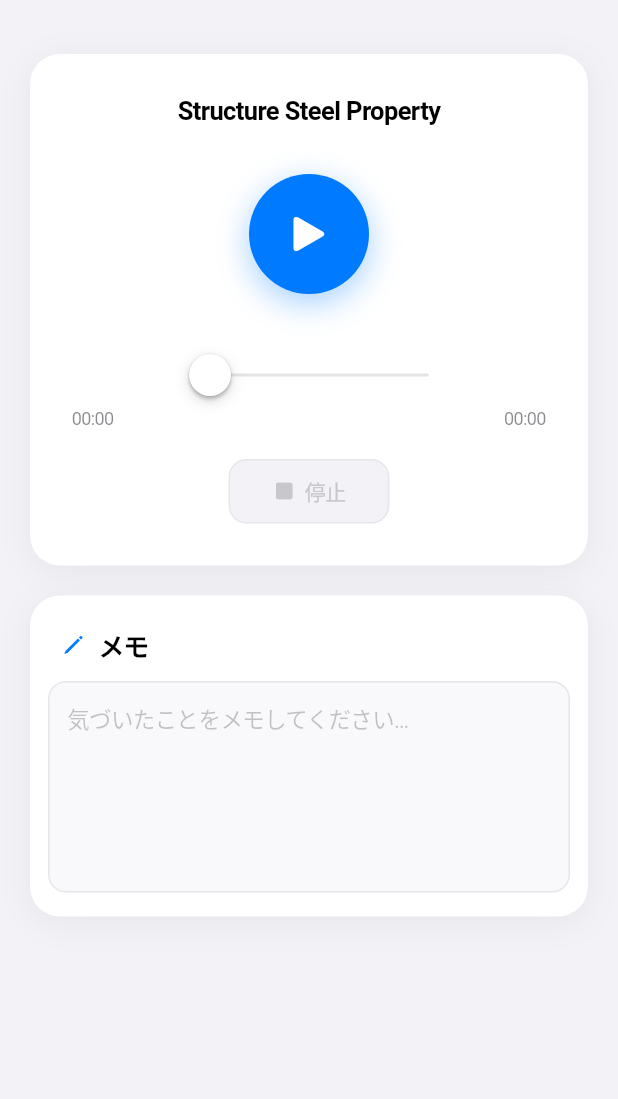
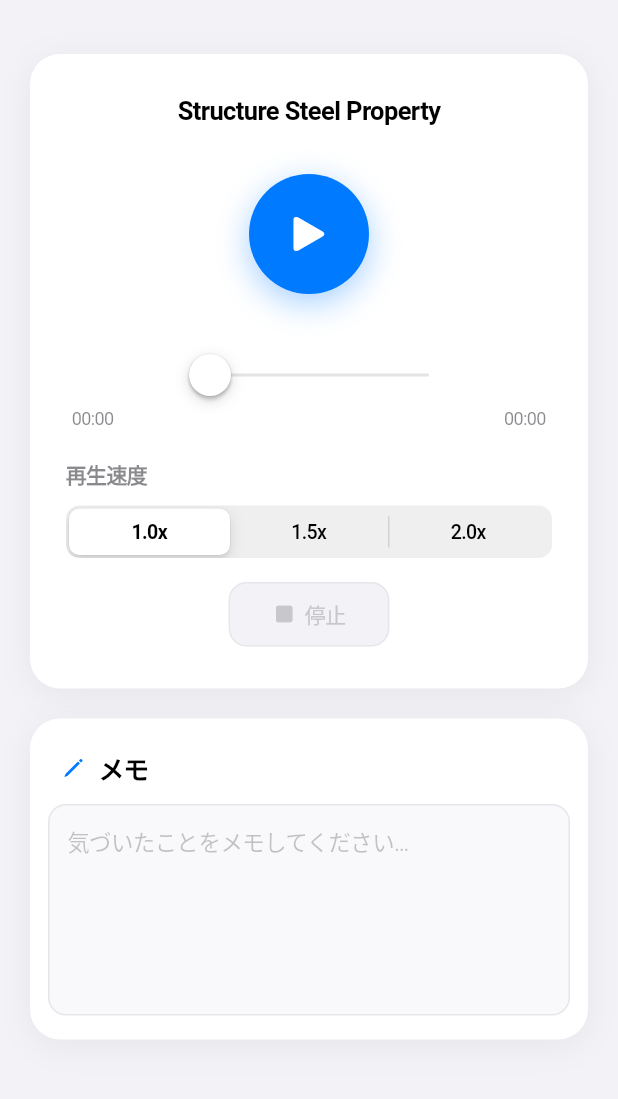
Before and after one commit to snkk0417-cmyk/StudyAudioApp, a Flutter app: the screen it shows after launch, on a phone screen of 412 x 824 dp, the part 48-1147 px from its top. Run offline on Flutter 3.47's test engine with Material 3 defaults, Android fonts, the phone set to English and light mode, and no system bars; our stand-ins replace audioplayers.

```diff
--- a/lib/main.dart
+++ b/lib/main.dart
@@ -48,6 +48,7 @@ class _HomeScreenState extends State<HomeScreen>
   PlayerState _playerState = PlayerState.stopped;
   Duration _duration = Duration.zero;
   Duration _position = Duration.zero;
+  double _playbackRate = 1.0;
 
   // シーク中はスライダーの値を独立して保持する
   bool _isSeeking = false;
@@ -90,11 +91,17 @@ class _HomeScreenState extends State<HomeScreen>
     _player.onPlayerComplete.listen((_) {
       if (!mounted) return;
       setState(() {
-        _playerState = PlayerState.stopped;
         _position = Duration.zero;
         _seekValue = 0.0;
       });
     });
+
+    _initPlayer();
+  }
+
+  Future<void> _initPlayer() async {
+    await _player.setReleaseMode(ReleaseMode.stop);
+    await _player.setSource(AssetSource(_currentAsset));
   }
 
   @override
@@ -111,8 +118,17 @@ class _HomeScreenState extends State<HomeScreen>
     if (_playerState == PlayerState.paused) {
       await _player.resume();
     } else {
+      if (_playerState == PlayerState.completed) {
+        await _player.seek(Duration.zero);
+      }
       await _player.play(AssetSource(_currentAsset));
     }
+    await _player.setPlaybackRate(_playbackRate);
+  }
+
+  Future<void> _changePlaybackRate(double rate) async {
+    setState(() => _playbackRate = rate);
+    await _player.setPlaybackRate(rate);
   }
 
   Future<void> _pause() async {
@@ -224,10 +240,53 @@ class _HomeScreenState extends State<HomeScreen>
           _buildSeekBar(context),
           const SizedBox(height: 20),
 
+          // 倍速
+          _buildSpeedControl(),
+          const SizedBox(height: 16),
+
           // 停止ボタン
           _buildStopButton(context),
         ],
       ),
+    );
+  }
+
+  Widget _buildSpeedControl() {
+    return Column(
+      crossAxisAlignment: CrossAxisAlignment.stretch,
+      children: [
+        const Text(
+          '再生速度',
+          style: TextStyle(
+            fontSize: 14,
+            fontWeight: FontWeight.w600,
+            color: CupertinoColors.secondaryLabel,
+          ),
+        ),
+        const SizedBox(height: 10),
+        CupertinoSlidingSegmentedControl<double>(
+          groupValue: _playbackRate,
+          children: {
+            1.0: const Padding(
+              padding: EdgeInsets.symmetric(horizontal: 16, vertical: 8),
+              child: Text('1.0x'),
+            ),
+            1.5: const Padding(
+              padding: EdgeInsets.symmetric(horizontal: 16, vertical: 8),
+              child: Text('1.5x'),
+            ),
+            2.0: const Padding(
+              padding: EdgeInsets.symmetric(horizontal: 16, vertical: 8),
+              child: Text('2.0x'),
+            ),
+          },
+          onValueChanged: (value) {
+            if (value != null) {
+              _changePlaybackRate(value);
+            }
+          },
+        ),
+      ],
     );
   }
 
--- a/pubspec.yaml
+++ b/pubspec.yaml
@@ -57,7 +57,7 @@ flutter:
   uses-material-design: true
 
   assets:
-    - assets/audio/
+    - assets/audio/Structure_Steel_Property.mp3
 
   # To add custom fonts to your application, add a fonts section here,
   # in this "flutter" section. Each entry in this list should have a
```
